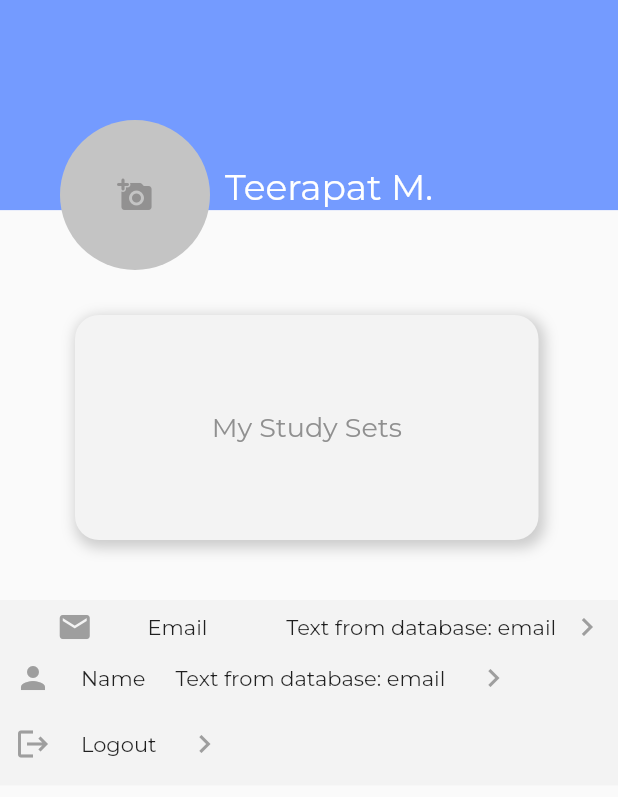
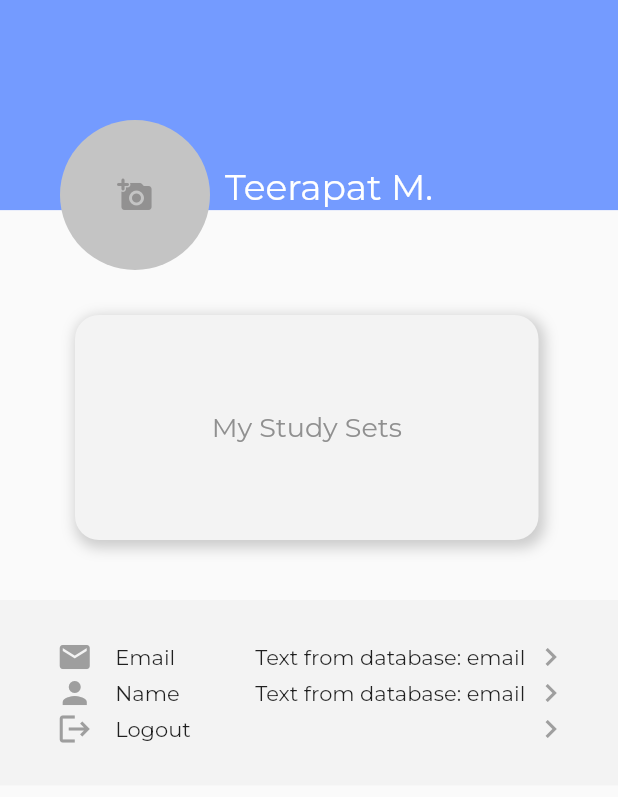
Before and after one commit to JamesJamesJa/rememable, a Flutter app: the Profile screen opened directly, on a phone screen of 412 x 824 dp. Shown: the top 797 px of the screen. Run offline on Flutter 3.47's test engine with Material 2 defaults, Android fonts, the phone set to English and light mode, and no system bars; our stand-ins replace dotted_border, flutter_spinkit, focused_menu, google_fonts, image_picker, syncfusion_flutter_gauges; missing offline and left inert: image_picker_for_web, loading_animations; accounts and stored records are empty.

Commit message:
[UPDATE] Profile page

```diff
--- a/rememable/lib/screens/profile.dart
+++ b/rememable/lib/screens/profile.dart
@@ -101,11 +101,9 @@ class _ProfileState extends State<Profile> with SingleTickerProviderStateMixin {
                                   'Text to announce in accessibility modes',
                             )),
                         Container(
-                          width: MediaQuery.of(context).size.width * 0.25,
-                          padding: EdgeInsets.only(left: 10),
-                          alignment: Alignment.center,
+                          width: MediaQuery.of(context).size.width * 0.2,
+                          padding: EdgeInsets.only(left: 15),
                           // color: Colors.green,
-                          // margin: EdgeInsets.all(10),
                           child: Text('Email'),
                         ),
                         Container(
@@ -117,7 +115,9 @@ class _ProfileState extends State<Profile> with SingleTickerProviderStateMixin {
                         ),
                         Container(
                           // color: Colors.yellow,
-                          width: MediaQuery.of(context).size.width * 0.1,
+                          alignment: Alignment.centerLeft,
+                          padding: EdgeInsets.only(left: 5),
+                          width: MediaQuery.of(context).size.width * 0.15,
                           // margin: EdgeInsets.all(10),
                           child: Icon(
                             Icons.navigate_next,
@@ -130,16 +130,18 @@ class _ProfileState extends State<Profile> with SingleTickerProviderStateMixin {
                       ],
                     ),
                   ),
-                  // 2
-                  Row(
-                    children: [
-                      Row(
-                          mainAxisAlignment: MainAxisAlignment.spaceEvenly,
-                          children: [
-                            Row(
+
+                  GestureDetector(
+                    onTap: () => Navigator.push(
+                      context,
+                      MaterialPageRoute(builder: (context) => SecondRoute()),
+                    ),
+                    child: Row(
                       children: [
                         Container(
-                                    margin: EdgeInsets.all(10),
+                            alignment: Alignment.centerRight,
+                            width: MediaQuery.of(context).size.width * 0.15,
+                            // margin: EdgeInsets.all(10),
                             child: Icon(
                               Icons.person,
                               color: Colors.grey,
@@ -147,28 +149,61 @@ class _ProfileState extends State<Profile> with SingleTickerProviderStateMixin {
                               semanticLabel:
                                   'Text to announce in accessibility modes',
                             )),
-                              ],
+                        Container(
+                          width: MediaQuery.of(context).size.width * 0.25,
+                          padding: EdgeInsets.only(left: 15),
+                          // margin: EdgeInsets.all(10),
+                          child: Text('Name'),
                         ),
-                            Row(
-                              children: [
                         Container(
-                                  margin: EdgeInsets.all(10),
-                                  child: Text('Name'),
+                          width: MediaQuery.of(context).size.width * 0.45,
+                          alignment: Alignment.centerRight,
+                          // margin: EdgeInsets.all(10),
+                          child: Text('Text from database: email'),
+                        ),
+                        Container(
+                          alignment: Alignment.centerLeft,
+                          width: MediaQuery.of(context).size.width * 0.15,
+                          padding: EdgeInsets.only(left: 5),
+                          child: Icon(
+                            Icons.navigate_next,
+                            color: Colors.grey,
+                            size: 24.0,
+                            semanticLabel:
+                                'Text to announce in accessibility modes',
+                          ),
                         ),
                       ],
                     ),
-                            Row(
+                  ),
+
+                  GestureDetector(
+                    onTap: () => Navigator.push(
+                      context,
+                      MaterialPageRoute(builder: (context) => SecondRoute()),
+                    ),
+                    child: Row(
                       children: [
                         Container(
-                                  margin: EdgeInsets.all(10),
-                                  child: Text('Text from database: email'),
+                            alignment: Alignment.centerRight,
+                            width: MediaQuery.of(context).size.width * 0.15,
+                            child: Icon(
+                              Icons.logout,
+                              color: Colors.grey,
+                              size: 24.0,
+                              semanticLabel:
+                                  'Text to announce in accessibility modes',
+                            )),
+                        Container(
+                          padding: EdgeInsets.only(left: 15),
+                          alignment: Alignment.centerLeft,
+                          width: MediaQuery.of(context).size.width * 0.7,
+                          child: Text('Logout'),
                         ),
-                              ],
-                            ),
-                            Row(
-                              children: [
                         Container(
-                                  margin: EdgeInsets.all(10),
+                          padding: EdgeInsets.only(left: 5),
+                          alignment: Alignment.centerLeft,
+                          width: MediaQuery.of(context).size.width * 0.15,
                           child: Icon(
                             Icons.navigate_next,
                             color: Colors.grey,
@@ -178,52 +213,10 @@ class _ProfileState extends State<Profile> with SingleTickerProviderStateMixin {
                           ),
                         )
                       ],
-                            )
-                          ]),
-                    ],
-                  ),
-                  // 3
-                  Row(
-                    children: [
-                      Row(children: [
-                        Row(
-                          children: [
-                            Container(
-                                margin: EdgeInsets.all(10),
-                                child: Icon(
-                                  Icons.logout,
-                                  color: Colors.grey,
-                                  size: 24.0,
-                                  semanticLabel:
-                                      'Text to announce in accessibility modes',
-                                )),
-                          ],
-                        ),
-                        Row(
-                          children: [
-                            Container(
-                              margin: EdgeInsets.all(10),
-                              child: Text('Logout'),
-                            ),
-                          ],
-                        ),
-                        Row(
-                          children: [
-                            Container(
-                              margin: EdgeInsets.all(10),
-                              child: Icon(
-                                Icons.navigate_next,
-                                color: Colors.grey,
-                                size: 24.0,
-                                semanticLabel:
-                                    'Text to announce in accessibility modes',
                     ),
                   )
-                          ],
-                        )
-                      ]),
-                    ],
-                  )
+
+                  // 3
                 ],
               ),
             )
```
Lines whose indentation alone changed are shown as unchanged.
